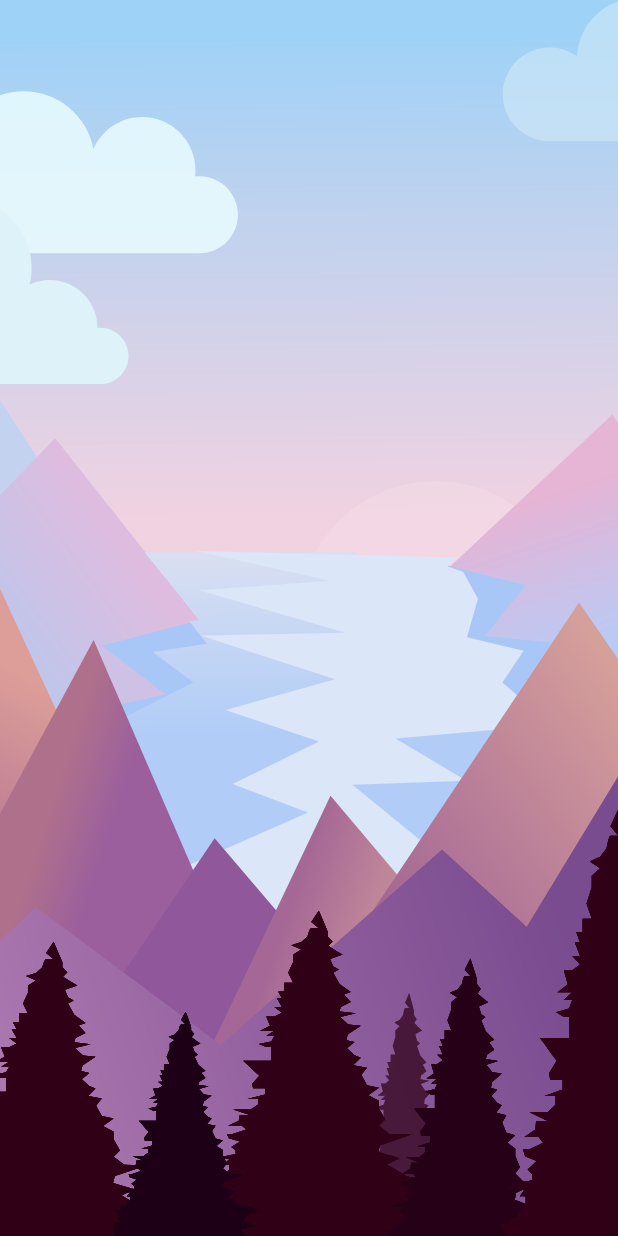
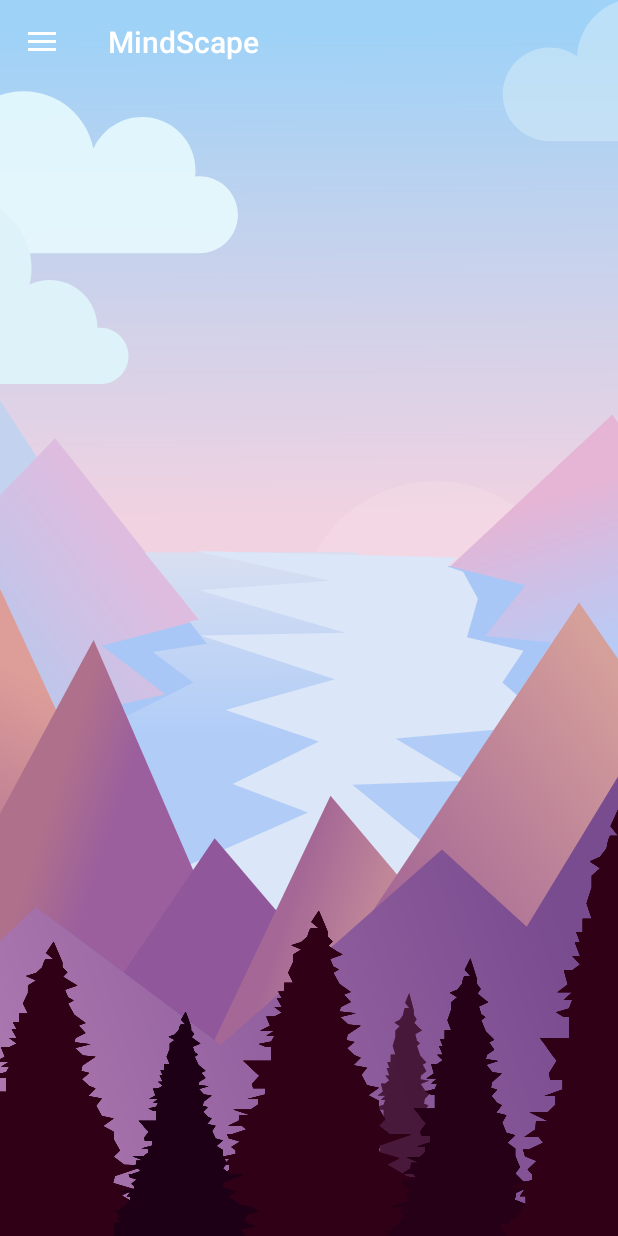
Before and after one commit to aakash232/MindScape, an Android app: the mainMenuActivity screen opened directly, with no data from a screen before it, on a phone screen of 412 x 824 dp. Run offline under Robolectric (Android 15) with nearby library versions, the light colour scheme and no system bars; our stand-ins replace Firebase (no records; nobody signed in at launch, a user with empty details on screens opened directly); Roboto replaces fonts that are not available here.

Commit message:
Navigation Done

```diff
--- a/app/build.gradle
+++ b/app/build.gradle
@@ -44,4 +44,5 @@ dependencies {
     implementation 'com.makeramen:roundedimageview:2.3.0'  // RoundedImageView
     implementation 'com.google.android.material:material:1.0.0'   //editTextView
     implementation 'com.google.android.gms:play-services-auth:18.1.0'
+    implementation 'de.hdodenhof:circleimageview:3.1.0'
 }
--- a/app/src/main/java/com/nbird/mindscape/mainMenuActivity.java
+++ b/app/src/main/java/com/nbird/mindscape/mainMenuActivity.java
@@ -1,14 +1,87 @@
 package com.nbird.mindscape;
 
+import androidx.annotation.NonNull;
+import androidx.appcompat.app.ActionBarDrawerToggle;
+import androidx.appcompat.app.AlertDialog;
 import androidx.appcompat.app.AppCompatActivity;
+import androidx.constraintlayout.widget.ConstraintLayout;
+import androidx.core.view.GravityCompat;
+import androidx.drawerlayout.widget.DrawerLayout;
 
+import android.content.Intent;
+import android.graphics.drawable.ColorDrawable;
+import android.net.Uri;
 import android.os.Bundle;
+import android.view.Gravity;
+import android.view.LayoutInflater;
+import android.view.MenuItem;
+import android.view.View;
+import android.widget.Button;
+import android.widget.ImageView;
+import android.widget.TextView;
 
-public class mainMenuActivity extends AppCompatActivity {
+import com.google.android.material.navigation.NavigationView;
+import com.google.firebase.auth.FirebaseAuth;
 
+public class mainMenuActivity extends AppCompatActivity implements NavigationView.OnNavigationItemSelectedListener {
+    DrawerLayout drawerLayout;
+    NavigationView navigationView;
+    ActionBarDrawerToggle mToggle;
+    androidx.appcompat.widget.Toolbar toolbar;
     @Override
     protected void onCreate(Bundle savedInstanceState) {
         super.onCreate(savedInstanceState);
         setContentView(R.layout.activity_main_menu);
+
+        drawerLayout = findViewById(R.id.drawer_layout);
+        navigationView = (NavigationView) findViewById(R.id.nav_view);
+        toolbar = findViewById(R.id.toolbar);
+        setSupportActionBar(toolbar);
+        getSupportActionBar().setDisplayHomeAsUpEnabled(true);
+        getSupportActionBar().setHomeButtonEnabled(true);
+
+                mToggle = new ActionBarDrawerToggle(mainMenuActivity.this,drawerLayout,R.string.open,R.string.close);
+
+                navigationView.bringToFront();
+
+
+                drawerLayout.addDrawerListener(mToggle);
+                mToggle.syncState();
+        navigationView.setNavigationItemSelectedListener(mainMenuActivity.this);
+
+
+                navigationView.setCheckedItem(R.id.nav_view);
+
     }
+
+    @Override
+    public boolean onNavigationItemSelected(@NonNull MenuItem menuItem) {
+
+        switch (menuItem.getItemId()){
+            case R.id.referral_code:
+                Intent intent1=new Intent(mainMenuActivity.this,loginActivity.class);
+                startActivity(intent1);
+                break;
+            default :
+                return true;
+
+
+        }
+        return true;
+    }
+
+    public void onBackPressed() {
+        if(drawerLayout.isDrawerOpen((GravityCompat.START)))
+        {
+            drawerLayout.closeDrawer(GravityCompat.START);
+        }
+        else{
+            Intent intent = new Intent(Intent.ACTION_MAIN);
+            intent.addCategory(Intent.CATEGORY_HOME);
+            intent.setFlags(Intent.FLAG_ACTIVITY_NEW_TASK);
+            startActivity(intent);
+        }
+    }
+
+
 }
--- a/app/src/main/res/layout/activity_main_menu.xml
+++ b/app/src/main/res/layout/activity_main_menu.xml
@@ -1,11 +1,15 @@
 <?xml version="1.0" encoding="utf-8"?>
-<androidx.constraintlayout.widget.ConstraintLayout xmlns:android="http://schemas.android.com/apk/res/android"
+<androidx.drawerlayout.widget.DrawerLayout xmlns:android="http://schemas.android.com/apk/res/android"
+
     xmlns:app="http://schemas.android.com/apk/res-auto"
     xmlns:tools="http://schemas.android.com/tools"
+    android:id="@+id/drawer_layout"
     android:layout_width="match_parent"
     android:layout_height="match_parent"
-
-    tools:context=".mainMenuActivity">
+    tools:context=".mainMenuActivity"
+    android:background="@drawable/backimage"
+    android:fitsSystemWindows="true"
+    tools:openDrawer="start">
 
     <com.airbnb.lottie.LottieAnimationView
         android:id="@+id/backlitemodeanim"
@@ -22,4 +26,37 @@
         app:lottie_rawRes="@raw/backlitemode"
         app:lottie_speed="1.4" />
 
-</androidx.constraintlayout.widget.ConstraintLayout>
+    <com.google.android.material.navigation.NavigationView
+        android:id="@+id/nav_view"
+        android:layout_width="wrap_content"
+        android:layout_height="match_parent"
+        android:layout_gravity="start"
+        app:headerLayout="@layout/header"
+        app:layout_constraintStart_toStartOf="parent"
+        app:layout_constraintTop_toTopOf="parent"
+        app:menu="@menu/side_menu"
+        android:background="@drawable/navback"
+        app:itemIconTint="#000000"
+        android:theme="@style/Theme.Design.Light"/>
+
+    <androidx.constraintlayout.widget.ConstraintLayout
+        android:id="@+id/mainfield"
+        android:layout_width="match_parent"
+        android:layout_height="match_parent"
+        tools:context=".Menu1Activity">
+
+
+    <androidx.appcompat.widget.Toolbar
+        android:id="@+id/toolbar"
+        android:layout_width="match_parent"
+        android:layout_height="wrap_content"
+        android:theme="@style/ThemeOverlay.AppCompat.Dark.ActionBar"
+        app:layout_constraintEnd_toEndOf="parent"
+        app:layout_constraintStart_toStartOf="parent"
+        app:layout_constraintTop_toTopOf="parent"
+        app:title=""
+         />
+    </androidx.constraintlayout.widget.ConstraintLayout>
+
+
+</androidx.drawerlayout.widget.DrawerLayout>
--- /dev/null
+++ b/app/src/main/res/layout/header.xml
@@ -0,0 +1,33 @@
+<?xml version="1.0" encoding="utf-8"?>
+<LinearLayout xmlns:android="http://schemas.android.com/apk/res/android"
+    xmlns:app="http://schemas.android.com/apk/res-auto"
+    android:layout_width="match_parent"
+    android:layout_height="200dp"
+    android:background="@drawable/navback"
+    android:gravity="bottom"
+    android:orientation="vertical">
+
+
+    <de.hdodenhof.circleimageview.CircleImageView
+        android:id="@+id/proimage"
+        android:layout_width="100dp"
+        android:layout_height="100dp"
+        android:layout_marginLeft="20dp"
+        android:layout_marginBottom="10dp"/>
+
+    <TextView
+        android:id="@+id/mailidtext"
+        android:layout_width="match_parent"
+        android:layout_height="30dp"
+        android:text="niftynile@gmail.com"
+        android:textColor="#FFFFFF"
+        android:layout_marginLeft="20dp"
+        android:fontFamily="@font/comfortaa"
+        android:textSize="18sp"
+        android:textStyle="bold"
+        android:layout_marginBottom="15dp"/>
+
+
+
+
+</LinearLayout>
--- /dev/null
+++ b/app/src/main/res/menu/side_menu.xml
@@ -0,0 +1,88 @@
+<?xml version="1.0" encoding="utf-8"?>
+<menu xmlns:android="http://schemas.android.com/apk/res/android">
+
+           <item>
+
+
+                <group android:checkableBehavior="single">
+
+                    <item
+                        android:id="@+id/nav_order"
+                        android:title="My Orders"
+                        />
+                    <item
+                        android:id="@+id/referral_code"
+                        android:title="Referral Code"
+                        />
+                    <item
+                        android:id="@+id/nav_help"
+                        android:title="Help Guide"
+                        />
+                    <item
+                        android:id="@+id/nav_logout"
+                        android:title="Logout"
+                        />
+
+                </group>
+
+
+        </item>
+
+    <item
+        android:title="Communication" >
+
+        <menu>
+
+            <group android:checkableBehavior="single">
+
+                <item
+                    android:id="@+id/nav_contact"
+                    android:title="Contact Us"
+                    />
+
+                <item
+                    android:id="@+id/nav_about"
+                    android:title="About Us"
+                    />
+                <item
+                    android:id="@+id/nav_rate"
+                    android:title="Rate Us"
+                    />
+            </group>
+
+        </menu>
+
+    </item>
+
+
+
+
+    <item android:title="Legal">
+
+        <menu>
+
+            <group android:checkableBehavior="single">
+
+            <item
+                android:id="@+id/nav_tos"
+                android:title="Terms of Service"
+               />
+
+                <item
+                    android:id="@+id/nav_ref"
+                    android:title="Refund Policy"
+                    />
+
+                <item
+                    android:id="@+id/nav_ps"
+                    android:title="Privacy statement"
+                    />
+
+            </group>
+
+        </menu>
+
+
+    </item>
+
+</menu>
--- a/app/src/main/res/values/strings.xml
+++ b/app/src/main/res/values/strings.xml
@@ -1,3 +1,5 @@
 <resources>
     <string name="app_name">MindScape</string>
+    <string name="open">Open</string>
+    <string name="close">Close</string>
 </resources>
```
Also changed, not shown: app/src/main/res/drawable/navback.jpg (added).
